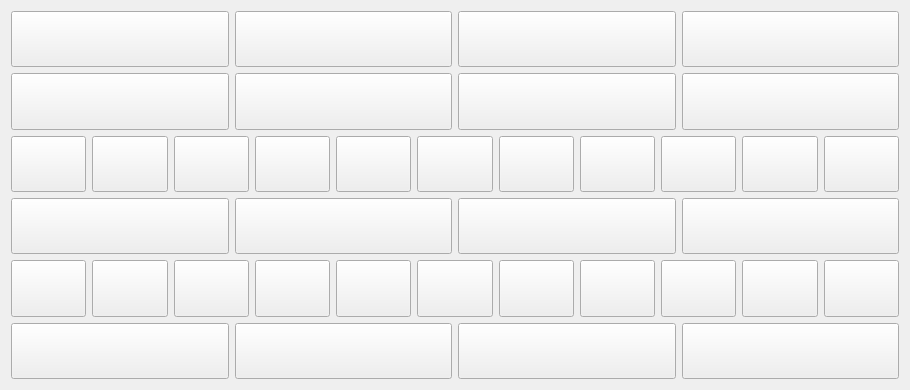
This is form.ui in squawk7x/Qt-Designer as Qt 5 draws it before an edit. The edited form follows.
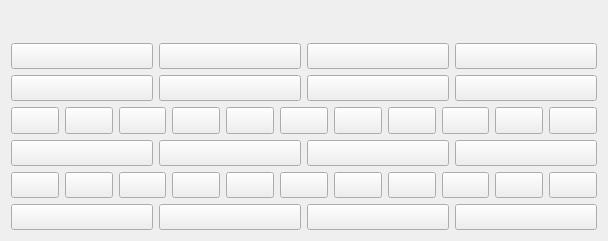
This is the edited form. Custom widgets are drawn as their Qt base class.

Commit message: RoundLight added / Layout fixed

```diff
--- a/form.ui
+++ b/form.ui
@@ -6,8 +6,8 @@
    <rect>
     <x>0</x>
     <y>0</y>
-    <width>910</width>
-    <height>390</height>
+    <width>608</width>
+    <height>241</height>
    </rect>
   </property>
   <property name="sizePolicy">
@@ -20,431 +20,13 @@
    <string>Berlin-Uhr</string>
   </property>
   <layout class="QGridLayout" name="gridLayout">
-   <item row="1" column="0">
-    <layout class="QGridLayout" name="gridLayout_3">
-     <property name="sizeConstraint">
-      <enum>QLayout::SetMinAndMaxSize</enum>
-     </property>
-     <item row="0" column="0">
-      <widget class="Lights" name="Hl0">
-       <property name="sizePolicy">
-        <sizepolicy hsizetype="Preferred" vsizetype="Preferred">
-         <horstretch>0</horstretch>
-         <verstretch>0</verstretch>
-        </sizepolicy>
-       </property>
-       <property name="text">
-        <string/>
-       </property>
-      </widget>
-     </item>
-     <item row="0" column="3">
-      <widget class="Lights" name="Hl3">
-       <property name="sizePolicy">
-        <sizepolicy hsizetype="Preferred" vsizetype="Preferred">
-         <horstretch>0</horstretch>
-         <verstretch>0</verstretch>
-        </sizepolicy>
-       </property>
-       <property name="text">
-        <string/>
-       </property>
-      </widget>
-     </item>
-     <item row="0" column="1">
-      <widget class="Lights" name="Hl1">
-       <property name="sizePolicy">
-        <sizepolicy hsizetype="Preferred" vsizetype="Preferred">
-         <horstretch>0</horstretch>
-         <verstretch>0</verstretch>
-        </sizepolicy>
-       </property>
-       <property name="text">
-        <string/>
-       </property>
-      </widget>
-     </item>
-     <item row="0" column="2">
-      <widget class="Lights" name="Hl2">
-       <property name="sizePolicy">
-        <sizepolicy hsizetype="Preferred" vsizetype="Preferred">
-         <horstretch>0</horstretch>
-         <verstretch>0</verstretch>
-        </sizepolicy>
-       </property>
-       <property name="text">
-        <string/>
-       </property>
-      </widget>
-     </item>
-    </layout>
-   </item>
-   <item row="3" column="0">
-    <layout class="QGridLayout" name="gridLayout_4">
-     <property name="sizeConstraint">
-      <enum>QLayout::SetMinAndMaxSize</enum>
-     </property>
-     <item row="0" column="0">
-      <widget class="Lights" name="Ml0">
-       <property name="sizePolicy">
-        <sizepolicy hsizetype="Preferred" vsizetype="Preferred">
-         <horstretch>0</horstretch>
-         <verstretch>0</verstretch>
-        </sizepolicy>
-       </property>
-       <property name="text">
-        <string/>
-       </property>
-      </widget>
-     </item>
-     <item row="0" column="1">
-      <widget class="Lights" name="Ml1">
-       <property name="sizePolicy">
-        <sizepolicy hsizetype="Preferred" vsizetype="Preferred">
-         <horstretch>0</horstretch>
-         <verstretch>0</verstretch>
-        </sizepolicy>
-       </property>
-       <property name="text">
-        <string/>
-       </property>
-      </widget>
-     </item>
-     <item row="0" column="2">
-      <widget class="Lights" name="Ml2">
-       <property name="sizePolicy">
-        <sizepolicy hsizetype="Preferred" vsizetype="Preferred">
-         <horstretch>0</horstretch>
-         <verstretch>0</verstretch>
-        </sizepolicy>
-       </property>
-       <property name="text">
-        <string/>
-       </property>
-      </widget>
-     </item>
-     <item row="0" column="3">
-      <widget class="Lights" name="Ml3">
-       <property name="sizePolicy">
-        <sizepolicy hsizetype="Preferred" vsizetype="Preferred">
-         <horstretch>0</horstretch>
-         <verstretch>0</verstretch>
-        </sizepolicy>
-       </property>
-       <property name="text">
-        <string/>
-       </property>
-      </widget>
-     </item>
-    </layout>
-   </item>
    <item row="2" column="0">
-    <layout class="QGridLayout" name="gridLayout_2">
-     <property name="sizeConstraint">
-      <enum>QLayout::SetDefaultConstraint</enum>
-     </property>
-     <item row="0" column="0">
-      <widget class="Lights" name="Mu0">
-       <property name="sizePolicy">
-        <sizepolicy hsizetype="Preferred" vsizetype="Preferred">
-         <horstretch>100</horstretch>
-         <verstretch>0</verstretch>
-        </sizepolicy>
-       </property>
-       <property name="text">
-        <string/>
-       </property>
-      </widget>
-     </item>
-     <item row="0" column="1">
-      <widget class="Lights" name="Mu1">
-       <property name="sizePolicy">
-        <sizepolicy hsizetype="Preferred" vsizetype="Preferred">
-         <horstretch>100</horstretch>
-         <verstretch>0</verstretch>
-        </sizepolicy>
-       </property>
-       <property name="text">
-        <string/>
-       </property>
-      </widget>
-     </item>
-     <item row="0" column="2">
-      <widget class="Lights" name="Mu2">
-       <property name="sizePolicy">
-        <sizepolicy hsizetype="Preferred" vsizetype="Preferred">
-         <horstretch>100</horstretch>
-         <verstretch>0</verstretch>
-        </sizepolicy>
-       </property>
-       <property name="text">
-        <string/>
-       </property>
-      </widget>
-     </item>
-     <item row="0" column="3">
-      <widget class="Lights" name="Mu3">
-       <property name="sizePolicy">
-        <sizepolicy hsizetype="Preferred" vsizetype="Preferred">
-         <horstretch>100</horstretch>
-         <verstretch>0</verstretch>
-        </sizepolicy>
-       </property>
-       <property name="text">
-        <string/>
-       </property>
-      </widget>
-     </item>
-     <item row="0" column="4">
-      <widget class="Lights" name="Mu4">
-       <property name="sizePolicy">
-        <sizepolicy hsizetype="Preferred" vsizetype="Preferred">
-         <horstretch>100</horstretch>
-         <verstretch>0</verstretch>
-        </sizepolicy>
-       </property>
-       <property name="text">
-        <string/>
-       </property>
-      </widget>
-     </item>
-     <item row="0" column="5">
-      <widget class="Lights" name="Mu5">
-       <property name="sizePolicy">
-        <sizepolicy hsizetype="Preferred" vsizetype="Preferred">
-         <horstretch>100</horstretch>
-         <verstretch>0</verstretch>
-        </sizepolicy>
-       </property>
-       <property name="text">
-        <string/>
-       </property>
-      </widget>
-     </item>
-     <item row="0" column="6">
-      <widget class="Lights" name="Mu6">
-       <property name="sizePolicy">
-        <sizepolicy hsizetype="Preferred" vsizetype="Preferred">
-         <horstretch>100</horstretch>
-         <verstretch>0</verstretch>
-        </sizepolicy>
-       </property>
-       <property name="text">
-        <string/>
-       </property>
-      </widget>
-     </item>
-     <item row="0" column="7">
-      <widget class="Lights" name="Mu7">
-       <property name="sizePolicy">
-        <sizepolicy hsizetype="Preferred" vsizetype="Preferred">
-         <horstretch>100</horstretch>
-         <verstretch>0</verstretch>
-        </sizepolicy>
-       </property>
-       <property name="text">
-        <string/>
-       </property>
-      </widget>
-     </item>
-     <item row="0" column="8">
-      <widget class="Lights" name="Mu8">
-       <property name="sizePolicy">
-        <sizepolicy hsizetype="Preferred" vsizetype="Preferred">
-         <horstretch>100</horstretch>
-         <verstretch>0</verstretch>
-        </sizepolicy>
-       </property>
-       <property name="text">
-        <string/>
-       </property>
-      </widget>
-     </item>
-     <item row="0" column="9">
-      <widget class="Lights" name="Mu9">
-       <property name="sizePolicy">
-        <sizepolicy hsizetype="Preferred" vsizetype="Preferred">
-         <horstretch>100</horstretch>
-         <verstretch>0</verstretch>
-        </sizepolicy>
-       </property>
-       <property name="text">
-        <string/>
-       </property>
-      </widget>
-     </item>
-     <item row="0" column="10">
-      <widget class="Lights" name="Mu10">
-       <property name="sizePolicy">
-        <sizepolicy hsizetype="Preferred" vsizetype="Preferred">
-         <horstretch>100</horstretch>
-         <verstretch>0</verstretch>
-        </sizepolicy>
-       </property>
-       <property name="text">
-        <string/>
-       </property>
-      </widget>
-     </item>
-    </layout>
-   </item>
-   <item row="4" column="0">
-    <layout class="QGridLayout" name="gridLayout_6">
-     <property name="sizeConstraint">
-      <enum>QLayout::SetMinAndMaxSize</enum>
-     </property>
-     <item row="0" column="0">
-      <widget class="Lights" name="Su0">
-       <property name="sizePolicy">
-        <sizepolicy hsizetype="Preferred" vsizetype="Preferred">
-         <horstretch>100</horstretch>
-         <verstretch>0</verstretch>
-        </sizepolicy>
-       </property>
-       <property name="text">
-        <string/>
-       </property>
-      </widget>
-     </item>
-     <item row="0" column="1">
-      <widget class="Lights" name="Su1">
-       <property name="sizePolicy">
-        <sizepolicy hsizetype="Preferred" vsizetype="Preferred">
-         <horstretch>100</horstretch>
-         <verstretch>0</verstretch>
-        </sizepolicy>
-       </property>
-       <property name="text">
-        <string/>
-       </property>
-      </widget>
-     </item>
-     <item row="0" column="2">
-      <widget class="Lights" name="Su2">
-       <property name="sizePolicy">
-        <sizepolicy hsizetype="Preferred" vsizetype="Preferred">
-         <horstretch>100</horstretch>
-         <verstretch>0</verstretch>
-        </sizepolicy>
-       </property>
-       <property name="text">
-        <string/>
-       </property>
-      </widget>
-     </item>
-     <item row="0" column="3">
-      <widget class="Lights" name="Su3">
-       <property name="sizePolicy">
-        <sizepolicy hsizetype="Preferred" vsizetype="Preferred">
-         <horstretch>100</horstretch>
-         <verstretch>0</verstretch>
-        </sizepolicy>
-       </property>
-       <property name="text">
-        <string/>
-       </property>
-      </widget>
-     </item>
-     <item row="0" column="4">
-      <widget class="Lights" name="Su4">
-       <property name="sizePolicy">
-        <sizepolicy hsizetype="Preferred" vsizetype="Preferred">
-         <horstretch>100</horstretch>
-         <verstretch>0</verstretch>
-        </sizepolicy>
-       </property>
-       <property name="text">
-        <string/>
-       </property>
-      </widget>
-     </item>
-     <item row="0" column="5">
-      <widget class="Lights" name="Su5">
-       <property name="sizePolicy">
-        <sizepolicy hsizetype="Preferred" vsizetype="Preferred">
-         <horstretch>100</horstretch>
-         <verstretch>0</verstretch>
-        </sizepolicy>
-       </property>
-       <property name="text">
-        <string/>
-       </property>
-      </widget>
-     </item>
-     <item row="0" column="6">
-      <widget class="Lights" name="Su6">
-       <property name="sizePolicy">
-        <sizepolicy hsizetype="Preferred" vsizetype="Preferred">
-         <horstretch>100</horstretch>
-         <verstretch>0</verstretch>
-        </sizepolicy>
-       </property>
-       <property name="text">
-        <string/>
-       </property>
-      </widget>
-     </item>
-     <item row="0" column="7">
-      <widget class="Lights" name="Su7">
-       <property name="sizePolicy">
-        <sizepolicy hsizetype="Preferred" vsizetype="Preferred">
-         <horstretch>100</horstretch>
-         <verstretch>0</verstretch>
-        </sizepolicy>
-       </property>
-       <property name="text">
-        <string/>
-       </property>
-      </widget>
-     </item>
-     <item row="0" column="8">
-      <widget class="Lights" name="Su8">
-       <property name="sizePolicy">
-        <sizepolicy hsizetype="Preferred" vsizetype="Preferred">
-         <horstretch>100</horstretch>
-         <verstretch>0</verstretch>
-        </sizepolicy>
-       </property>
-       <property name="text">
-        <string/>
-       </property>
-      </widget>
-     </item>
-     <item row="0" column="9">
-      <widget class="Lights" name="Su9">
-       <property name="sizePolicy">
-        <sizepolicy hsizetype="Preferred" vsizetype="Preferred">
-         <horstretch>100</horstretch>
-         <verstretch>0</verstretch>
-        </sizepolicy>
-       </property>
-       <property name="text">
-        <string/>
-       </property>
-      </widget>
-     </item>
-     <item row="0" column="10">
-      <widget class="Lights" name="Su10">
-       <property name="sizePolicy">
-        <sizepolicy hsizetype="Preferred" vsizetype="Preferred">
-         <horstretch>100</horstretch>
-         <verstretch>0</verstretch>
-        </sizepolicy>
-       </property>
-       <property name="text">
-        <string/>
-       </property>
-      </widget>
-     </item>
-    </layout>
-   </item>
-   <item row="0" column="0">
     <layout class="QGridLayout" name="gridLayout_5">
      <property name="sizeConstraint">
       <enum>QLayout::SetMinAndMaxSize</enum>
      </property>
-     <item row="0" column="2">
-      <widget class="Lights" name="Hu2">
+     <item row="1" column="2">
+      <widget class="Light" name="Hu2">
        <property name="sizePolicy">
         <sizepolicy hsizetype="Preferred" vsizetype="Preferred">
          <horstretch>0</horstretch>
@@ -456,8 +38,8 @@
        </property>
       </widget>
      </item>
-     <item row="0" column="3">
-      <widget class="Lights" name="Hu3">
+     <item row="1" column="1">
+      <widget class="Light" name="Hu1">
        <property name="sizePolicy">
         <sizepolicy hsizetype="Preferred" vsizetype="Preferred">
          <horstretch>0</horstretch>
@@ -469,8 +51,8 @@
        </property>
       </widget>
      </item>
-     <item row="0" column="0">
-      <widget class="Lights" name="Hu0">
+     <item row="1" column="3">
+      <widget class="Light" name="Hu3">
        <property name="sizePolicy">
         <sizepolicy hsizetype="Preferred" vsizetype="Preferred">
          <horstretch>0</horstretch>
@@ -482,8 +64,8 @@
        </property>
       </widget>
      </item>
-     <item row="0" column="1">
-      <widget class="Lights" name="Hu1">
+     <item row="1" column="0">
+      <widget class="Light" name="Hu0">
        <property name="sizePolicy">
         <sizepolicy hsizetype="Preferred" vsizetype="Preferred">
          <horstretch>0</horstretch>
@@ -497,13 +79,97 @@
      </item>
     </layout>
    </item>
+   <item row="1" column="0" alignment="Qt::AlignHCenter">
+    <widget class="RoundLight" name="blinker">
+     <property name="sizePolicy">
+      <sizepolicy hsizetype="Preferred" vsizetype="Preferred">
+       <horstretch>0</horstretch>
+       <verstretch>0</verstretch>
+      </sizepolicy>
+     </property>
+     <property name="maximumSize">
+      <size>
+       <width>150</width>
+       <height>150</height>
+      </size>
+     </property>
+     <property name="layoutDirection">
+      <enum>Qt::LeftToRight</enum>
+     </property>
+     <property name="styleSheet">
+      <string notr="true">QPushButton {border-radius: 140px;} </string>
+     </property>
+     <property name="text">
+      <string/>
+     </property>
+    </widget>
+   </item>
    <item row="5" column="0">
+    <layout class="QGridLayout" name="gridLayout_4">
+     <property name="sizeConstraint">
+      <enum>QLayout::SetMinAndMaxSize</enum>
+     </property>
+     <item row="0" column="0">
+      <widget class="Light" name="Ml0">
+       <property name="sizePolicy">
+        <sizepolicy hsizetype="Preferred" vsizetype="Preferred">
+         <horstretch>0</horstretch>
+         <verstretch>0</verstretch>
+        </sizepolicy>
+       </property>
+       <property name="text">
+        <string/>
+       </property>
+      </widget>
+     </item>
+     <item row="0" column="1">
+      <widget class="Light" name="Ml1">
+       <property name="sizePolicy">
+        <sizepolicy hsizetype="Preferred" vsizetype="Preferred">
+         <horstretch>0</horstretch>
+         <verstretch>0</verstretch>
+        </sizepolicy>
+       </property>
+       <property name="text">
+        <string/>
+       </property>
+      </widget>
+     </item>
+     <item row="0" column="2">
+      <widget class="Light" name="Ml2">
+       <property name="sizePolicy">
+        <sizepolicy hsizetype="Preferred" vsizetype="Preferred">
+         <horstretch>0</horstretch>
+         <verstretch>0</verstretch>
+        </sizepolicy>
+       </property>
+       <property name="text">
+        <string/>
+       </property>
+      </widget>
+     </item>
+     <item row="0" column="3">
+      <widget class="Light" name="Ml3">
+       <property name="sizePolicy">
+        <sizepolicy hsizetype="Preferred" vsizetype="Preferred">
+         <horstretch>0</horstretch>
+         <verstretch>0</verstretch>
+        </sizepolicy>
+       </property>
+       <property name="text">
+        <string/>
+       </property>
+      </widget>
+     </item>
+    </layout>
+   </item>
+   <item row="7" column="0">
     <layout class="QGridLayout" name="gridLayout_7">
      <property name="sizeConstraint">
       <enum>QLayout::SetDefaultConstraint</enum>
      </property>
-     <item row="0" column="3">
-      <widget class="Lights" name="Sl3">
+     <item row="0" column="0">
+      <widget class="Light" name="Sl0">
        <property name="sizePolicy">
         <sizepolicy hsizetype="Preferred" vsizetype="Preferred">
          <horstretch>0</horstretch>
@@ -516,7 +182,7 @@
       </widget>
      </item>
      <item row="0" column="1">
-      <widget class="Lights" name="Sl1">
+      <widget class="Light" name="Sl1">
        <property name="sizePolicy">
         <sizepolicy hsizetype="Preferred" vsizetype="Preferred">
          <horstretch>0</horstretch>
@@ -528,10 +194,193 @@
        </property>
       </widget>
      </item>
+     <item row="0" column="2">
+      <widget class="Light" name="Sl2">
+       <property name="sizePolicy">
+        <sizepolicy hsizetype="Preferred" vsizetype="Preferred">
+         <horstretch>0</horstretch>
+         <verstretch>0</verstretch>
+        </sizepolicy>
+       </property>
+       <property name="text">
+        <string/>
+       </property>
+      </widget>
+     </item>
+     <item row="0" column="3">
+      <widget class="Light" name="Sl3">
+       <property name="sizePolicy">
+        <sizepolicy hsizetype="Preferred" vsizetype="Preferred">
+         <horstretch>0</horstretch>
+         <verstretch>0</verstretch>
+        </sizepolicy>
+       </property>
+       <property name="text">
+        <string/>
+       </property>
+      </widget>
+     </item>
+    </layout>
+   </item>
+   <item row="4" column="0">
+    <layout class="QGridLayout" name="gridLayout_2">
+     <property name="sizeConstraint">
+      <enum>QLayout::SetDefaultConstraint</enum>
+     </property>
+     <item row="0" column="2">
+      <widget class="Light" name="Mu2">
+       <property name="sizePolicy">
+        <sizepolicy hsizetype="Preferred" vsizetype="Preferred">
+         <horstretch>100</horstretch>
+         <verstretch>0</verstretch>
+        </sizepolicy>
+       </property>
+       <property name="text">
+        <string/>
+       </property>
+      </widget>
+     </item>
+     <item row="0" column="7">
+      <widget class="Light" name="Mu7">
+       <property name="sizePolicy">
+        <sizepolicy hsizetype="Preferred" vsizetype="Preferred">
+         <horstretch>100</horstretch>
+         <verstretch>0</verstretch>
+        </sizepolicy>
+       </property>
+       <property name="text">
+        <string/>
+       </property>
+      </widget>
+     </item>
+     <item row="0" column="1">
+      <widget class="Light" name="Mu1">
+       <property name="sizePolicy">
+        <sizepolicy hsizetype="Preferred" vsizetype="Preferred">
+         <horstretch>100</horstretch>
+         <verstretch>0</verstretch>
+        </sizepolicy>
+       </property>
+       <property name="text">
+        <string/>
+       </property>
+      </widget>
+     </item>
+     <item row="0" column="10">
+      <widget class="Light" name="Mu10">
+       <property name="sizePolicy">
+        <sizepolicy hsizetype="Preferred" vsizetype="Preferred">
+         <horstretch>100</horstretch>
+         <verstretch>0</verstretch>
+        </sizepolicy>
+       </property>
+       <property name="text">
+        <string/>
+       </property>
+      </widget>
+     </item>
+     <item row="0" column="5">
+      <widget class="Light" name="Mu5">
+       <property name="sizePolicy">
+        <sizepolicy hsizetype="Preferred" vsizetype="Preferred">
+         <horstretch>100</horstretch>
+         <verstretch>0</verstretch>
+        </sizepolicy>
+       </property>
+       <property name="text">
+        <string/>
+       </property>
+      </widget>
+     </item>
      <item row="0" column="0">
-      <widget class="Lights" name="Sl0">
+      <widget class="Light" name="Mu0">
        <property name="sizePolicy">
         <sizepolicy hsizetype="Preferred" vsizetype="Preferred">
+         <horstretch>100</horstretch>
+         <verstretch>0</verstretch>
+        </sizepolicy>
+       </property>
+       <property name="text">
+        <string/>
+       </property>
+      </widget>
+     </item>
+     <item row="0" column="8">
+      <widget class="Light" name="Mu8">
+       <property name="sizePolicy">
+        <sizepolicy hsizetype="Preferred" vsizetype="Preferred">
+         <horstretch>100</horstretch>
+         <verstretch>0</verstretch>
+        </sizepolicy>
+       </property>
+       <property name="text">
+        <string/>
+       </property>
+      </widget>
+     </item>
+     <item row="0" column="3">
+      <widget class="Light" name="Mu3">
+       <property name="sizePolicy">
+        <sizepolicy hsizetype="Preferred" vsizetype="Preferred">
+         <horstretch>100</horstretch>
+         <verstretch>0</verstretch>
+        </sizepolicy>
+       </property>
+       <property name="text">
+        <string/>
+       </property>
+      </widget>
+     </item>
+     <item row="0" column="9">
+      <widget class="Light" name="Mu9">
+       <property name="sizePolicy">
+        <sizepolicy hsizetype="Preferred" vsizetype="Preferred">
+         <horstretch>100</horstretch>
+         <verstretch>0</verstretch>
+        </sizepolicy>
+       </property>
+       <property name="text">
+        <string/>
+       </property>
+      </widget>
+     </item>
+     <item row="0" column="6">
+      <widget class="Light" name="Mu6">
+       <property name="sizePolicy">
+        <sizepolicy hsizetype="Preferred" vsizetype="Preferred">
+         <horstretch>100</horstretch>
+         <verstretch>0</verstretch>
+        </sizepolicy>
+       </property>
+       <property name="text">
+        <string/>
+       </property>
+      </widget>
+     </item>
+     <item row="0" column="4">
+      <widget class="Light" name="Mu4">
+       <property name="sizePolicy">
+        <sizepolicy hsizetype="Preferred" vsizetype="Preferred">
+         <horstretch>100</horstretch>
+         <verstretch>0</verstretch>
+        </sizepolicy>
+       </property>
+       <property name="text">
+        <string/>
+       </property>
+      </widget>
+     </item>
+    </layout>
+   </item>
+   <item row="3" column="0">
+    <layout class="QGridLayout" name="gridLayout_3">
+     <property name="sizeConstraint">
+      <enum>QLayout::SetMinAndMaxSize</enum>
+     </property>
+     <item row="0" column="0">
+      <widget class="Light" name="Hl0">
+       <property name="sizePolicy">
+        <sizepolicy hsizetype="Preferred" vsizetype="Preferred">
          <horstretch>0</horstretch>
          <verstretch>0</verstretch>
         </sizepolicy>
@@ -541,8 +390,37 @@
        </property>
       </widget>
      </item>
+     <item row="0" column="3">
+      <widget class="Light" name="Hl3">
+       <property name="sizePolicy">
+        <sizepolicy hsizetype="Preferred" vsizetype="Preferred">
+         <horstretch>0</horstretch>
+         <verstretch>0</verstretch>
+        </sizepolicy>
+       </property>
+       <property name="styleSheet">
+        <string notr="true"/>
+       </property>
+       <property name="text">
+        <string/>
+       </property>
+      </widget>
+     </item>
+     <item row="0" column="1">
+      <widget class="Light" name="Hl1">
+       <property name="sizePolicy">
+        <sizepolicy hsizetype="Preferred" vsizetype="Preferred">
+         <horstretch>0</horstretch>
+         <verstretch>0</verstretch>
+        </sizepolicy>
+       </property>
+       <property name="text">
+        <string/>
+       </property>
+      </widget>
+     </item>
      <item row="0" column="2">
-      <widget class="Lights" name="Sl2">
+      <widget class="Light" name="Hl2">
        <property name="sizePolicy">
         <sizepolicy hsizetype="Preferred" vsizetype="Preferred">
          <horstretch>0</horstretch>
@@ -556,11 +434,166 @@
      </item>
     </layout>
    </item>
+   <item row="6" column="0">
+    <layout class="QGridLayout" name="gridLayout_6">
+     <property name="sizeConstraint">
+      <enum>QLayout::SetMinAndMaxSize</enum>
+     </property>
+     <item row="0" column="6">
+      <widget class="Light" name="Su6">
+       <property name="sizePolicy">
+        <sizepolicy hsizetype="Preferred" vsizetype="Preferred">
+         <horstretch>100</horstretch>
+         <verstretch>0</verstretch>
+        </sizepolicy>
+       </property>
+       <property name="text">
+        <string/>
+       </property>
+      </widget>
+     </item>
+     <item row="0" column="4">
+      <widget class="Light" name="Su4">
+       <property name="sizePolicy">
+        <sizepolicy hsizetype="Preferred" vsizetype="Preferred">
+         <horstretch>100</horstretch>
+         <verstretch>0</verstretch>
+        </sizepolicy>
+       </property>
+       <property name="text">
+        <string/>
+       </property>
+      </widget>
+     </item>
+     <item row="0" column="7">
+      <widget class="Light" name="Su7">
+       <property name="sizePolicy">
+        <sizepolicy hsizetype="Preferred" vsizetype="Preferred">
+         <horstretch>100</horstretch>
+         <verstretch>0</verstretch>
+        </sizepolicy>
+       </property>
+       <property name="text">
+        <string/>
+       </property>
+      </widget>
+     </item>
+     <item row="0" column="3">
+      <widget class="Light" name="Su3">
+       <property name="sizePolicy">
+        <sizepolicy hsizetype="Preferred" vsizetype="Preferred">
+         <horstretch>100</horstretch>
+         <verstretch>0</verstretch>
+        </sizepolicy>
+       </property>
+       <property name="text">
+        <string/>
+       </property>
+      </widget>
+     </item>
+     <item row="0" column="8">
+      <widget class="Light" name="Su8">
+       <property name="sizePolicy">
+        <sizepolicy hsizetype="Preferred" vsizetype="Preferred">
+         <horstretch>100</horstretch>
+         <verstretch>0</verstretch>
+        </sizepolicy>
+       </property>
+       <property name="text">
+        <string/>
+       </property>
+      </widget>
+     </item>
+     <item row="0" column="5">
+      <widget class="Light" name="Su5">
+       <property name="sizePolicy">
+        <sizepolicy hsizetype="Preferred" vsizetype="Preferred">
+         <horstretch>100</horstretch>
+         <verstretch>0</verstretch>
+        </sizepolicy>
+       </property>
+       <property name="text">
+        <string/>
+       </property>
+      </widget>
+     </item>
+     <item row="0" column="10">
+      <widget class="Light" name="Su10">
+       <property name="sizePolicy">
+        <sizepolicy hsizetype="Preferred" vsizetype="Preferred">
+         <horstretch>100</horstretch>
+         <verstretch>0</verstretch>
+        </sizepolicy>
+       </property>
+       <property name="text">
+        <string/>
+       </property>
+      </widget>
+     </item>
+     <item row="0" column="1">
+      <widget class="Light" name="Su1">
+       <property name="sizePolicy">
+        <sizepolicy hsizetype="Preferred" vsizetype="Preferred">
+         <horstretch>100</horstretch>
+         <verstretch>0</verstretch>
+        </sizepolicy>
+       </property>
+       <property name="text">
+        <string/>
+       </property>
+      </widget>
+     </item>
+     <item row="0" column="9">
+      <widget class="Light" name="Su9">
+       <property name="sizePolicy">
+        <sizepolicy hsizetype="Preferred" vsizetype="Preferred">
+         <horstretch>100</horstretch>
+         <verstretch>0</verstretch>
+        </sizepolicy>
+       </property>
+       <property name="text">
+        <string/>
+       </property>
+      </widget>
+     </item>
+     <item row="0" column="0">
+      <widget class="Light" name="Su0">
+       <property name="sizePolicy">
+        <sizepolicy hsizetype="Preferred" vsizetype="Preferred">
+         <horstretch>100</horstretch>
+         <verstretch>0</verstretch>
+        </sizepolicy>
+       </property>
+       <property name="text">
+        <string/>
+       </property>
+      </widget>
+     </item>
+     <item row="0" column="2">
+      <widget class="Light" name="Su2">
+       <property name="sizePolicy">
+        <sizepolicy hsizetype="Preferred" vsizetype="Preferred">
+         <horstretch>100</horstretch>
+         <verstretch>0</verstretch>
+        </sizepolicy>
+       </property>
+       <property name="text">
+        <string/>
+       </property>
+      </widget>
+     </item>
+    </layout>
+   </item>
   </layout>
  </widget>
  <customwidgets>
   <customwidget>
-   <class>Lights</class>
+   <class>Light</class>
+   <extends>QPushButton</extends>
+   <header>../../../../lights.h</header>
+  </customwidget>
+  <customwidget>
+   <class>RoundLight</class>
    <extends>QPushButton</extends>
    <header>../../../../lights.h</header>
   </customwidget>
```
The commit also changes 6 other files.
